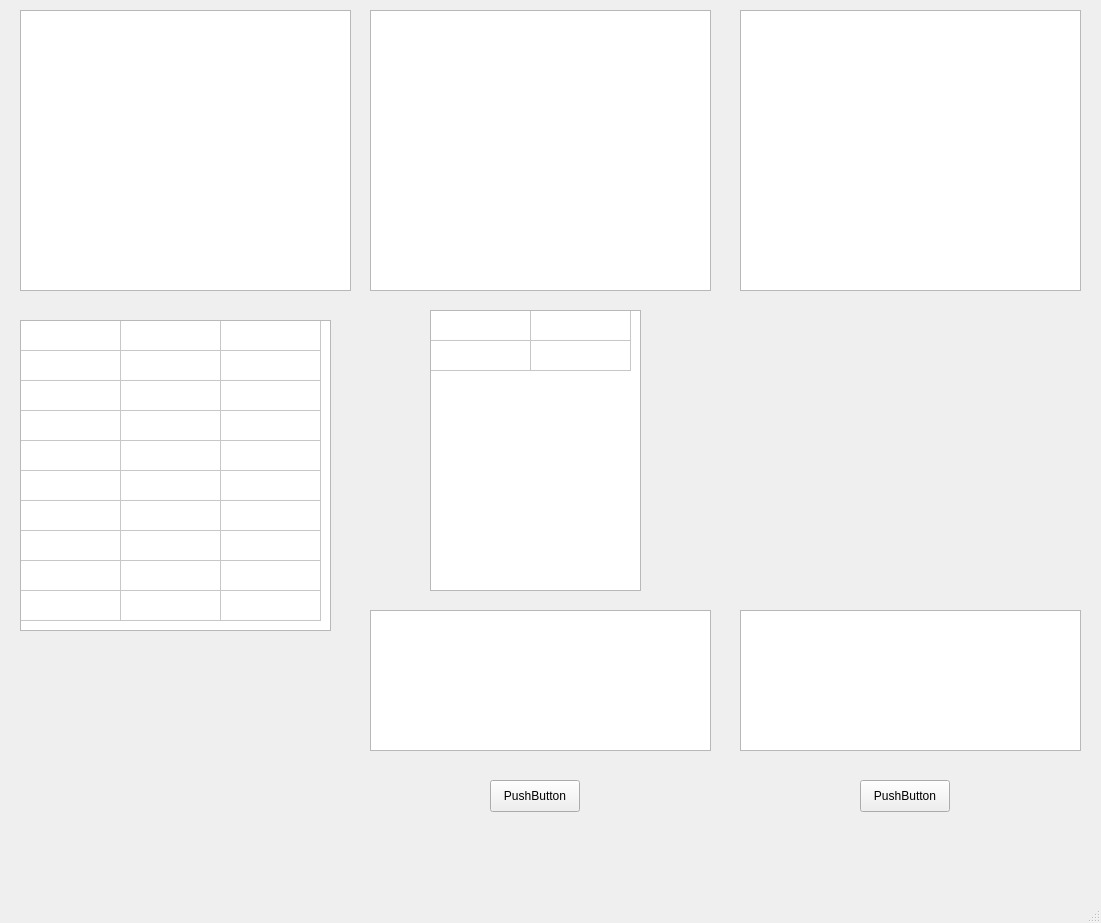
First picture: the form in ui/first.ui, repository ToTHXaT/SisprogLabs, before the edit.
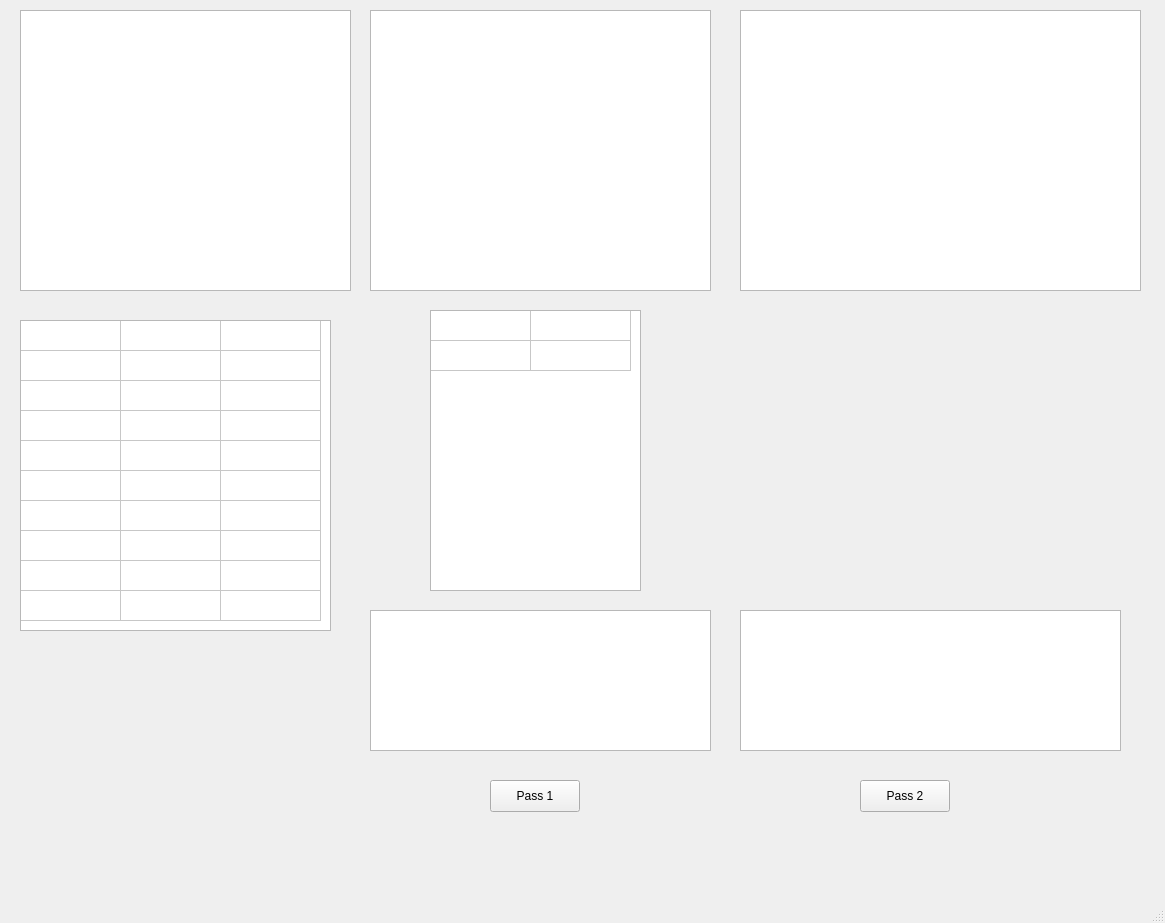
Second picture: the form after the edit.

What changed in the file:
```diff
--- a/ui/first.ui
+++ b/ui/first.ui
@@ -6,7 +6,7 @@
    <rect>
     <x>0</x>
     <y>0</y>
-    <width>1101</width>
+    <width>1165</width>
     <height>923</height>
    </rect>
   </property>
@@ -24,7 +24,7 @@
      </rect>
     </property>
     <property name="text">
-     <string>PushButton</string>
+     <string>Pass 1</string>
     </property>
    </widget>
    <widget class="QTableWidget" name="tko">
@@ -200,12 +200,13 @@
      <rect>
       <x>740</x>
       <y>10</y>
-      <width>341</width>
+      <width>401</width>
       <height>281</height>
      </rect>
     </property>
     <property name="font">
      <font>
+      <family>Monospace</family>
       <pointsize>12</pointsize>
      </font>
     </property>
@@ -223,7 +224,7 @@
      </rect>
     </property>
     <property name="text">
-     <string>PushButton</string>
+     <string>Pass 2</string>
     </property>
    </widget>
    <widget class="QPlainTextEdit" name="err2">
@@ -231,7 +232,7 @@
      <rect>
       <x>740</x>
       <y>610</y>
-      <width>341</width>
+      <width>381</width>
       <height>141</height>
      </rect>
     </property>
```
Left out of the diff: 2 changed lines with no effect on the pictures.
